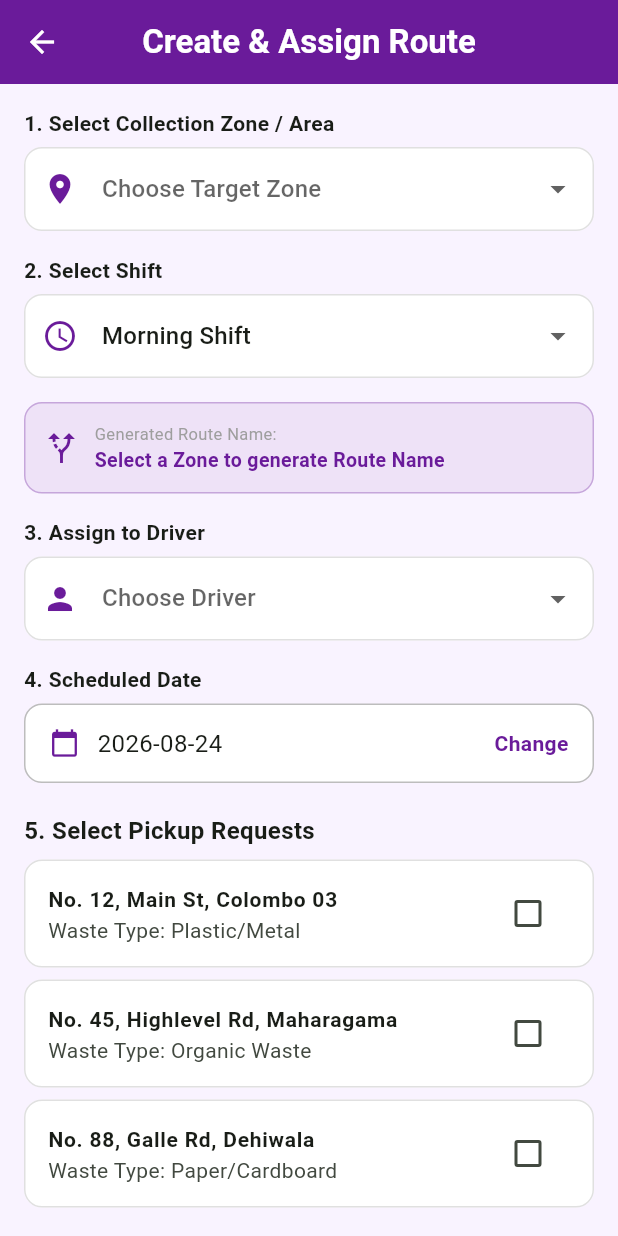
After one commit to thisantha01/EcoTrack--Neighborhood-Waste-and-Recycling-Coordination-System-, a Flutter app: the AssignRouteScreen screen opened directly, on a phone screen of 412 x 824 dp. The commit adds this screen. Run offline on Flutter 3.47's test engine with Material 3 defaults, Android fonts, the phone set to English and light mode, and no system bars; our stand-ins replace flutter_map, flutter_secure_storage, latlong2; accounts and stored records are empty.

Commit message:
demo create route with mock data

```diff
--- /dev/null
+++ b/frontend_flutter/lib/screens/recycling_manager/assign_route_screen.dart
@@ -0,0 +1,331 @@
+import 'package:flutter/material.dart';
+
+class AssignRouteScreen extends StatefulWidget {
+  const AssignRouteScreen({super.key});
+
+  @override
+  State<AssignRouteScreen> createState() => _AssignRouteScreenState();
+}
+
+class _AssignRouteScreenState extends State<AssignRouteScreen> {
+  // Predefined Zones/Areas
+  final List<String> _zones = [
+    'Colombo 03 (Kollupitiya)',
+    'Colombo 07 (Cinnamon Gardens)',
+    'Maharagama Zone A',
+    'Dehiwala Main Route',
+    'Kaduwela Industrial Zone',
+  ];
+
+  // Shift Types
+  final List<String> _shifts = ['Morning Shift', 'Evening Shift'];
+
+  // Drivers List
+  final List<Map<String, String>> _drivers = [
+    {'id': 'driver_1', 'name': 'Sunil Perera (Driver #1)'},
+    {'id': 'driver_2', 'name': 'Kamal Silva (Driver #2)'},
+    {'id': 'driver_3', 'name': 'Nimal Siripala (Driver #3)'},
+  ];
+
+  // Pending Pickups
+  final List<Map<String, dynamic>> _pendingPickups = [
+    {
+      'id': 'p1',
+      'address': 'No. 12, Main St, Colombo 03',
+      'type': 'Plastic/Metal',
+      'selected': false
+    },
+    {
+      'id': 'p2',
+      'address': 'No. 45, Highlevel Rd, Maharagama',
+      'type': 'Organic Waste',
+      'selected': false
+    },
+    {
+      'id': 'p3',
+      'address': 'No. 88, Galle Rd, Dehiwala',
+      'type': 'Paper/Cardboard',
+      'selected': false
+    },
+  ];
+
+  String? _selectedZone;
+  String _selectedShift = 'Morning Shift';
+  String? _selectedDriverId;
+  DateTime _selectedDate = DateTime.now();
+  bool _isLoading = false;
+
+  // Auto-generated Route Name getter
+  String get _generatedRouteName {
+    if (_selectedZone == null) return 'Select a Zone to generate Route Name';
+    final dateStr = "${_selectedDate.year}-${_selectedDate.month.toString().padLeft(2, '0')}-${_selectedDate.day.toString().padLeft(2, '0')}";
+    return '$_selectedZone | $_selectedShift | $dateStr';
+  }
+
+  void _presentDatePicker() async {
+    final pickedDate = await showDatePicker(
+      context: context,
+      initialDate: _selectedDate,
+      firstDate: DateTime.now(),
+      lastDate: DateTime.now().add(const Duration(days: 30)),
+    );
+    if (pickedDate != null) {
+      setState(() {
+        _selectedDate = pickedDate;
+      });
+    }
+  }
+
+  void _submitRoute() async {
+    final selectedPickupIds = _pendingPickups
+        .where((p) => p['selected'] == true)
+        .map((p) => p['id'] as String)
+        .toList();
+
+    if (_selectedZone == null) {
+      ScaffoldMessenger.of(context).showSnackBar(
+        const SnackBar(content: Text('Please select a Zone / Area')),
+      );
+      return;
+    }
+
+    if (_selectedDriverId == null) {
+      ScaffoldMessenger.of(context).showSnackBar(
+        const SnackBar(content: Text('Please select a driver')),
+      );
+      return;
+    }
+
+    if (selectedPickupIds.isEmpty) {
+      ScaffoldMessenger.of(context).showSnackBar(
+        const SnackBar(content: Text('Please select at least one pickup location')),
+      );
+      return;
+    }
+
+    setState(() => _isLoading = true);
+    await Future.delayed(const Duration(seconds: 1));
+    setState(() => _isLoading = false);
+
+    if (mounted) {
+      ScaffoldMessenger.of(context).showSnackBar(
+        SnackBar(
+          content: Text('Route "$_generatedRouteName" assigned successfully!'),
+          backgroundColor: Colors.green,
+        ),
+      );
+
+      setState(() {
+        _selectedZone = null;
+        _selectedDriverId = null;
+        for (var p in _pendingPickups) {
+          p['selected'] = false;
+        }
+      });
+    }
+  }
+
+  @override
+  Widget build(BuildContext context) {
+    return Scaffold(
+      backgroundColor: const Color(0xFFF9F3FF),
+      appBar: AppBar(
+        title: const Text('Create & Assign Route',
+            style: TextStyle(fontWeight: FontWeight.bold)),
+        backgroundColor: const Color(0xFF6A1B9A),
+        foregroundColor: Colors.white,
+        centerTitle: true,
+      ),
+      body: SingleChildScrollView(
+        padding: const EdgeInsets.all(16.0),
+        child: Column(
+          crossAxisAlignment: CrossAxisAlignment.start,
+          children: [
+            // Select Zone Dropdown
+            const Text('1. Select Collection Zone / Area',
+                style: TextStyle(fontWeight: FontWeight.bold, fontSize: 14)),
+            const SizedBox(height: 6),
+            DropdownButtonFormField<String>(
+              value: _selectedZone,
+              decoration: InputDecoration(
+                prefixIcon: const Icon(Icons.location_on, color: Color(0xFF6A1B9A)),
+                fillColor: Colors.white,
+                filled: true,
+                border: OutlineInputBorder(borderRadius: BorderRadius.circular(12)),
+              ),
+              hint: const Text('Choose Target Zone'),
+              items: _zones.map((zone) {
+                return DropdownMenuItem<String>(value: zone, child: Text(zone));
+              }).toList(),
+              onChanged: (val) => setState(() => _selectedZone = val),
+            ),
+            const SizedBox(height: 16),
+
+            // Select Shift
+            const Text('2. Select Shift',
+                style: TextStyle(fontWeight: FontWeight.bold, fontSize: 14)),
+            const SizedBox(height: 6),
+            DropdownButtonFormField<String>(
+              value: _selectedShift,
+              decoration: InputDecoration(
+                prefixIcon: const Icon(Icons.access_time, color: Color(0xFF6A1B9A)),
+                fillColor: Colors.white,
+                filled: true,
+                border: OutlineInputBorder(borderRadius: BorderRadius.circular(12)),
+              ),
+              items: _shifts.map((shift) {
+                return DropdownMenuItem<String>(value: shift, child: Text(shift));
+              }).toList(),
+              onChanged: (val) => setState(() => _selectedShift = val!),
+            ),
+            const SizedBox(height: 16),
+
+            // Generated Route Preview Box
+            Container(
+              width: double.infinity,
+              padding: const EdgeInsets.all(12),
+              decoration: BoxDecoration(
+                color: const Color(0xFF6A1B9A).withOpacity(0.08),
+                borderRadius: BorderRadius.circular(12),
+                border: Border.all(color: const Color(0xFF6A1B9A).withOpacity(0.3)),
+              ),
+              child: Row(
+                children: [
+                  const Icon(Icons.alt_route, color: Color(0xFF6A1B9A)),
+                  const SizedBox(width: 10),
+                  Expanded(
+                    child: Column(
+                      crossAxisAlignment: CrossAxisAlignment.start,
+                      children: [
+                        const Text('Generated Route Name:',
+                            style: TextStyle(fontSize: 11, color: Colors.grey)),
+                        Text(
+                          _generatedRouteName,
+                          style: const TextStyle(
+                              fontWeight: FontWeight.bold,
+                              fontSize: 13,
+                              color: Color(0xFF6A1B9A)),
+                        ),
+                      ],
+                    ),
+                  ),
+                ],
+              ),
+            ),
+            const SizedBox(height: 16),
+
+            // Select Driver Dropdown
+            const Text('3. Assign to Driver',
+                style: TextStyle(fontWeight: FontWeight.bold, fontSize: 14)),
+            const SizedBox(height: 6),
+            DropdownButtonFormField<String>(
+              value: _selectedDriverId,
+              decoration: InputDecoration(
+                prefixIcon: const Icon(Icons.person, color: Color(0xFF6A1B9A)),
+                fillColor: Colors.white,
+                filled: true,
+                border: OutlineInputBorder(borderRadius: BorderRadius.circular(12)),
+              ),
+              hint: const Text('Choose Driver'),
+              items: _drivers.map((driver) {
+                return DropdownMenuItem<String>(
+                  value: driver['id'],
+                  child: Text(driver['name']!),
+                );
+              }).toList(),
+              onChanged: (val) => setState(() => _selectedDriverId = val),
+            ),
+            const SizedBox(height: 16),
+
+            // Schedule Date Picker
+            const Text('4. Scheduled Date',
+                style: TextStyle(fontWeight: FontWeight.bold, fontSize: 14)),
+            const SizedBox(height: 6),
+            InkWell(
+              onTap: _presentDatePicker,
+              child: Container(
+                padding: const EdgeInsets.symmetric(horizontal: 16, vertical: 14),
+                decoration: BoxDecoration(
+                  color: Colors.white,
+                  borderRadius: BorderRadius.circular(12),
+                  border: Border.all(color: Colors.grey.shade400),
+                ),
+                child: Row(
+                  mainAxisAlignment: MainAxisAlignment.spaceBetween,
+                  children: [
+                    Row(
+                      children: [
+                        const Icon(Icons.calendar_today, color: Color(0xFF6A1B9A), size: 20),
+                        const SizedBox(width: 12),
+                        Text(
+                          "${_selectedDate.toLocal()}".split(' ')[0],
+                          style: const TextStyle(fontSize: 16),
+                        ),
+                      ],
+                    ),
+                    const Text('Change',
+                        style: TextStyle(color: Color(0xFF6A1B9A), fontWeight: FontWeight.bold)),
+                  ],
+                ),
+              ),
+            ),
+            const SizedBox(height: 20),
+
+            // Select Pickups Section
+            const Text('5. Select Pickup Requests',
+                style: TextStyle(fontWeight: FontWeight.bold, fontSize: 16)),
+            const SizedBox(height: 8),
+            ListView.builder(
+              shrinkWrap: true,
+              physics: const NeverScrollableScrollPhysics(),
+              itemCount: _pendingPickups.length,
+              itemBuilder: (ctx, i) {
+                final item = _pendingPickups[i];
+                return Card(
+                  elevation: 0,
+                  color: Colors.white,
+                  shape: RoundedRectangleBorder(
+                    borderRadius: BorderRadius.circular(12),
+                    side: BorderSide(color: Colors.grey.shade300),
+                  ),
+                  margin: const EdgeInsets.only(bottom: 8),
+                  child: CheckboxListTile(
+                    activeColor: const Color(0xFF6A1B9A),
+                    title: Text(item['address'],
+                        style: const TextStyle(fontWeight: FontWeight.bold, fontSize: 14)),
+                    subtitle: Text('Waste Type: ${item['type']}'),
+                    value: item['selected'],
+                    onChanged: (val) {
+                      setState(() {
+                        item['selected'] = val;
+                      });
+                    },
+                  ),
+                );
+              },
+            ),
+            const SizedBox(height: 24),
+
+            // Submit Button
+            SizedBox(
+              width: double.infinity,
+              height: 52,
+              child: ElevatedButton(
+                style: ElevatedButton.styleFrom(
+                  backgroundColor: const Color(0xFF6A1B9A),
+                  foregroundColor: Colors.white,
+                  shape: RoundedRectangleBorder(borderRadius: BorderRadius.circular(12)),
+                ),
+                onPressed: _isLoading ? null : _submitRoute,
+                child: _isLoading
+                    ? const CircularProgressIndicator(color: Colors.white)
+                    : const Text('Assign Route',
+                        style: TextStyle(fontSize: 16, fontWeight: FontWeight.bold)),
+              ),
+            ),
+          ],
+        ),
+      ),
+    );
+  }
+}
--- a/frontend_flutter/lib/screens/recycling_manager/recycling_manager_dashboard.dart
+++ b/frontend_flutter/lib/screens/recycling_manager/recycling_manager_dashboard.dart
@@ -7,6 +7,7 @@ import '../community/cleanup_events_screen.dart';
 import '../community/community_reports_screen.dart';
 import '../community/engagement_screen.dart';
 import '../profile/profile_screen.dart';
+import 'assign_route_screen.dart'; // AssignRouteScreen එක import කරන්න
 
 class RecyclingManagerDashboard extends StatefulWidget {
   const RecyclingManagerDashboard({super.key});
@@ -20,12 +21,14 @@ class _RecyclingManagerDashboardState
     extends State<RecyclingManagerDashboard> {
   int _selectedIndex = 0;
 
-  void _goToCommunity() => setState(() => _selectedIndex = 1);
+  void _goToCommunity() => setState(() => _selectedIndex = 2);
 
   @override
   Widget build(BuildContext context) {
+    // Pages ලැයිස්තුවට AssignRouteScreen එක 1nd index එකට එකතු කරන ලදී
     final List<Widget> pages = [
       _RecyclingManagerHome(onGoToCommunity: _goToCommunity),
+      const AssignRouteScreen(), // Assign Routes Tab එක
       const CommunityHubScreen(),
       const ProfileScreen(),
     ];
@@ -44,6 +47,11 @@ class _RecyclingManagerDashboardState
             selectedIcon:
                 Icon(Icons.dashboard, color: Color(0xFF6A1B9A)),
             label: 'Dashboard',
+          ),
+          NavigationDestination(
+            icon: Icon(Icons.alt_route_outlined),
+            selectedIcon: Icon(Icons.alt_route, color: Color(0xFF6A1B9A)),
+            label: 'Assign Routes',
           ),
           NavigationDestination(
             icon: Icon(Icons.people_outline),
```
Also changed, not shown: frontend_flutter/lib/screens/recycling_manager/manager_main_screen.dart (added, +50 -0 lines), frontend_flutter/lib/services/route_service.dart (added, +30 -0 lines), 3 other files.
